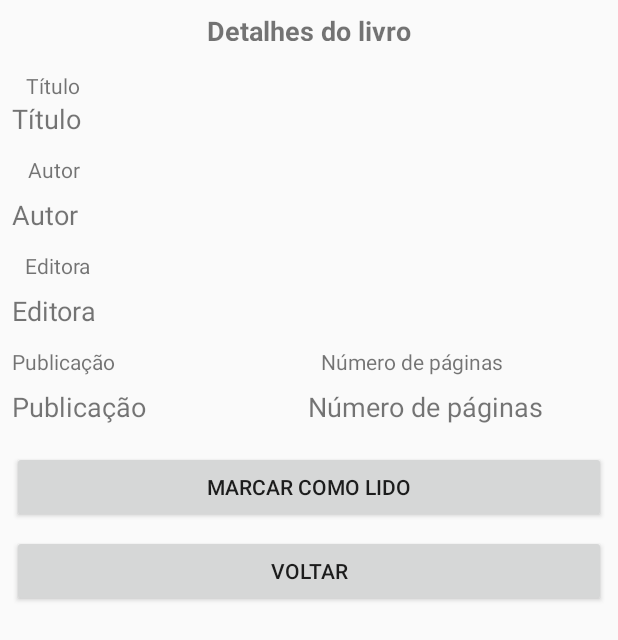
After one commit to ufjf-dcc196/dcc196-2018-3-trb3-trb3-douglas-ramon, an Android app: the layout activity_livro_detalhe.xml on its own in the app's theme, with its tools: preview values and no code run, on a phone screen of 412 x 824 dp. The commit adds this screen. Shown: the top 640 px of the screen. Run offline under Robolectric (Android 15) with nearby library versions, the phone set to English and light mode, and no system bars.

Commit message:
Mostrando detalhes do livro

```diff
--- a/app/src/main/AndroidManifest.xml
+++ b/app/src/main/AndroidManifest.xml
@@ -19,7 +19,8 @@
             </intent-filter>
         </activity>
         <activity android:name=".activity.activity_escolhido" />
-        <activity android:name=".activity.ListaLivrosActivity"></activity>
+        <activity android:name=".activity.ListaLivrosActivity" />
+        <activity android:name=".activity.LivroDetalheActivity"></activity>
     </application>
 
 </manifest>
--- a/app/src/main/java/com/example/douglas/trb3_douglas_ramon/activity/ListaLivrosActivity.java
+++ b/app/src/main/java/com/example/douglas/trb3_douglas_ramon/activity/ListaLivrosActivity.java
@@ -27,7 +27,7 @@ public class ListaLivrosActivity extends AppCompatActivity {
 
     private Button btnVoltar;
     private RecyclerView rclLivros;
-    private List<Livro> livros = listaLivrosAPI();
+    public static List<Livro> livros = listaLivrosAPI();
 
     @Override
     protected void onCreate(Bundle savedInstanceState) {
@@ -48,9 +48,17 @@ public class ListaLivrosActivity extends AppCompatActivity {
         rclLivros.setLayoutManager(new LinearLayoutManager(this));
         final LivroAdapter livroAdapter = new LivroAdapter(livros);
         rclLivros.setAdapter(livroAdapter);
+        livroAdapter.setOnLivroClickListener(new LivroAdapter.OnLivroClickListener() {
+            @Override
+            public void onLivroClick(View view, int position) {
+                Intent intent = new Intent(ListaLivrosActivity.this, LivroDetalheActivity.class);
+                intent.putExtra("posicao", position);
+                startActivity(intent);
+            }
+        });
     }
 
-    private List<Livro> listaLivrosAPI() {
+    private static List<Livro> listaLivrosAPI() {
         final List<Livro> livros = new ArrayList<>();
 
         Retrofit retrofit = new Retrofit.Builder()
--- /dev/null
+++ b/app/src/main/java/com/example/douglas/trb3_douglas_ramon/activity/LivroDetalheActivity.java
@@ -0,0 +1,52 @@
+package com.example.douglas.trb3_douglas_ramon.activity;
+
+import android.content.Intent;
+import android.support.v7.app.AppCompatActivity;
+import android.os.Bundle;
+import android.view.View;
+import android.widget.Button;
+import android.widget.TextView;
+
+import com.example.douglas.trb3_douglas_ramon.R;
+import com.example.douglas.trb3_douglas_ramon.model.Livro;
+
+public class LivroDetalheActivity extends AppCompatActivity {
+
+    private Button btnVoltar;
+    private TextView txtTitulo;
+    private TextView txtAutor;
+    private TextView txtEditora;
+    private TextView txtRelease;
+    private TextView txtPaginas;
+
+    @Override
+    protected void onCreate(Bundle savedInstanceState) {
+        super.onCreate(savedInstanceState);
+        setContentView(R.layout.activity_livro_detalhe);
+
+        txtTitulo = (TextView) findViewById(R.id.txt_nome);
+        txtAutor = (TextView) findViewById(R.id.txt_autor);
+        txtEditora = (TextView) findViewById(R.id.txt_editora);
+        txtRelease = (TextView) findViewById(R.id.txt_release);
+        txtPaginas = (TextView) findViewById(R.id.txt_paginas);
+
+        btnVoltar = (Button) findViewById(R.id.btn_voltar_ld);
+        btnVoltar.setOnClickListener(new View.OnClickListener() {
+            @Override
+            public void onClick(View v) {
+                Intent intent = new Intent(LivroDetalheActivity.this, ListaLivrosActivity.class);
+                startActivity(intent);
+            }
+        });
+
+        Bundle bundle = getIntent().getExtras();
+        int positcao = bundle.getInt("posicao");
+        Livro livro =ListaLivrosActivity.livros.get(positcao);
+        txtTitulo.setText(livro.getName());
+        txtAutor.setText(livro.getAuthors().get(0));
+        txtEditora.setText(livro.getPublisher());
+        txtRelease.setText(livro.getReleased());
+        txtPaginas.setText(livro.getNumberOfPages());
+
+    }
+}
--- a/app/src/main/java/com/example/douglas/trb3_douglas_ramon/adapter/LivroAdapter.java
+++ b/app/src/main/java/com/example/douglas/trb3_douglas_ramon/adapter/LivroAdapter.java
@@ -76,7 +76,7 @@ public class LivroAdapter extends RecyclerView.Adapter<LivroAdapter.ViewHolder>
         this.livros = livros;
     }
 
-    public void setOnLivroClickListe(OnLivroClickListener listener) {
+    public void setOnLivroClickListener(OnLivroClickListener listener) {
         this.listener = listener;
     }
 }
--- /dev/null
+++ b/app/src/main/res/layout/activity_livro_detalhe.xml
@@ -0,0 +1,196 @@
+<?xml version="1.0" encoding="utf-8"?>
+<android.support.constraint.ConstraintLayout xmlns:android="http://schemas.android.com/apk/res/android"
+    xmlns:app="http://schemas.android.com/apk/res-auto"
+    xmlns:tools="http://schemas.android.com/tools"
+    android:layout_width="match_parent"
+    android:layout_height="match_parent"
+    tools:context=".activity.LivroDetalheActivity">
+
+    <TextView
+        android:id="@+id/textView2"
+        android:layout_width="wrap_content"
+        android:layout_height="19dp"
+        android:layout_marginStart="8dp"
+        android:layout_marginLeft="8dp"
+        android:layout_marginTop="8dp"
+        android:layout_marginEnd="8dp"
+        android:layout_marginRight="8dp"
+        android:text="Detalhes do livro"
+        android:textSize="18sp"
+        android:textStyle="bold"
+        app:layout_constraintEnd_toEndOf="parent"
+        app:layout_constraintStart_toStartOf="parent"
+        app:layout_constraintTop_toTopOf="parent" />
+
+    <TextView
+        android:id="@+id/textView3"
+        android:layout_width="wrap_content"
+        android:layout_height="wrap_content"
+        android:layout_marginStart="8dp"
+        android:layout_marginLeft="8dp"
+        android:layout_marginTop="20dp"
+        android:layout_marginEnd="8dp"
+        android:layout_marginRight="8dp"
+        android:text="Título"
+        app:layout_constraintEnd_toEndOf="parent"
+        app:layout_constraintHorizontal_bias="0.025"
+        app:layout_constraintStart_toStartOf="parent"
+        app:layout_constraintTop_toBottomOf="@+id/textView2" />
+
+    <TextView
+        android:id="@+id/txt_nome"
+        android:layout_width="0dp"
+        android:layout_height="wrap_content"
+        android:layout_marginStart="8dp"
+        android:layout_marginLeft="8dp"
+        android:layout_marginEnd="8dp"
+        android:layout_marginRight="8dp"
+        android:text="Título"
+        android:textSize="18sp"
+        app:layout_constraintEnd_toEndOf="parent"
+        app:layout_constraintHorizontal_bias="0.0"
+        app:layout_constraintStart_toStartOf="parent"
+        app:layout_constraintTop_toBottomOf="@+id/textView3" />
+
+    <TextView
+        android:id="@+id/textView5"
+        android:layout_width="wrap_content"
+        android:layout_height="wrap_content"
+        android:layout_marginStart="8dp"
+        android:layout_marginLeft="8dp"
+        android:layout_marginTop="12dp"
+        android:layout_marginEnd="8dp"
+        android:layout_marginRight="8dp"
+        android:text="Autor"
+        app:layout_constraintEnd_toEndOf="parent"
+        app:layout_constraintHorizontal_bias="0.029"
+        app:layout_constraintStart_toStartOf="parent"
+        app:layout_constraintTop_toBottomOf="@+id/txt_nome" />
+
+    <TextView
+        android:id="@+id/txt_autor"
+        android:layout_width="0dp"
+        android:layout_height="wrap_content"
+        android:layout_marginStart="8dp"
+        android:layout_marginLeft="8dp"
+        android:layout_marginTop="8dp"
+        android:layout_marginEnd="7dp"
+        android:layout_marginRight="7dp"
+        android:text="Autor"
+        android:textSize="18sp"
+        app:layout_constraintEnd_toEndOf="parent"
+        app:layout_constraintStart_toStartOf="parent"
+        app:layout_constraintTop_toBottomOf="@+id/textView5" />
+
+    <TextView
+        android:id="@+id/textView7"
+        android:layout_width="wrap_content"
+        android:layout_height="wrap_content"
+        android:layout_marginStart="8dp"
+        android:layout_marginLeft="8dp"
+        android:layout_marginTop="12dp"
+        android:layout_marginEnd="8dp"
+        android:layout_marginRight="8dp"
+        android:text="Editora"
+        app:layout_constraintEnd_toEndOf="parent"
+        app:layout_constraintHorizontal_bias="0.024"
+        app:layout_constraintStart_toStartOf="parent"
+        app:layout_constraintTop_toBottomOf="@+id/txt_autor" />
+
+    <TextView
+        android:id="@+id/txt_editora"
+        android:layout_width="0dp"
+        android:layout_height="wrap_content"
+        android:layout_marginStart="8dp"
+        android:layout_marginLeft="8dp"
+        android:layout_marginTop="8dp"
+        android:layout_marginEnd="8dp"
+        android:layout_marginRight="8dp"
+        android:text="Editora"
+        android:textSize="18sp"
+        app:layout_constraintEnd_toEndOf="parent"
+        app:layout_constraintStart_toStartOf="parent"
+        app:layout_constraintTop_toBottomOf="@+id/textView7" />
+
+    <TextView
+        android:id="@+id/textView9"
+        android:layout_width="wrap_content"
+        android:layout_height="wrap_content"
+        android:layout_marginStart="8dp"
+        android:layout_marginLeft="8dp"
+        android:layout_marginTop="12dp"
+        android:text="Publicação"
+        app:layout_constraintStart_toStartOf="parent"
+        app:layout_constraintTop_toBottomOf="@+id/txt_editora" />
+
+    <TextView
+        android:id="@+id/txt_release"
+        android:layout_width="wrap_content"
+        android:layout_height="wrap_content"
+        android:layout_marginStart="8dp"
+        android:layout_marginLeft="8dp"
+        android:layout_marginTop="8dp"
+        android:text="Publicação"
+        android:textSize="18sp"
+        app:layout_constraintStart_toStartOf="parent"
+        app:layout_constraintTop_toBottomOf="@+id/textView9" />
+
+    <TextView
+        android:id="@+id/textView11"
+        android:layout_width="wrap_content"
+        android:layout_height="wrap_content"
+        android:layout_marginStart="8dp"
+        android:layout_marginLeft="8dp"
+        android:layout_marginTop="12dp"
+        android:layout_marginEnd="8dp"
+        android:layout_marginRight="8dp"
+        android:text="Número de páginas"
+        app:layout_constraintEnd_toEndOf="parent"
+        app:layout_constraintHorizontal_bias="0.654"
+        app:layout_constraintStart_toEndOf="@+id/textView9"
+        app:layout_constraintTop_toBottomOf="@+id/txt_editora" />
+
+    <TextView
+        android:id="@+id/txt_paginas"
+        android:layout_width="wrap_content"
+        android:layout_height="wrap_content"
+        android:layout_marginStart="8dp"
+        android:layout_marginLeft="8dp"
+        android:layout_marginTop="8dp"
+        android:layout_marginEnd="8dp"
+        android:layout_marginRight="8dp"
+        android:text="Número de páginas"
+        android:textSize="18sp"
+        app:layout_constraintEnd_toEndOf="parent"
+        app:layout_constraintHorizontal_bias="0.704"
+        app:layout_constraintStart_toEndOf="@+id/txt_release"
+        app:layout_constraintTop_toBottomOf="@+id/textView11" />
+
+    <Button
+        android:id="@+id/btn_adicionar_ld"
+        android:layout_width="0dp"
+        android:layout_height="wrap_content"
+        android:layout_marginStart="8dp"
+        android:layout_marginLeft="8dp"
+        android:layout_marginTop="17dp"
+        android:layout_marginEnd="8dp"
+        android:layout_marginRight="8dp"
+        android:text="Marcar como lido"
+        app:layout_constraintEnd_toEndOf="parent"
+        app:layout_constraintStart_toStartOf="parent"
+        app:layout_constraintTop_toBottomOf="@+id/txt_paginas" />
+
+    <Button
+        android:id="@+id/btn_voltar_ld"
+        android:layout_width="0dp"
+        android:layout_height="wrap_content"
+        android:layout_marginStart="8dp"
+        android:layout_marginLeft="8dp"
+        android:layout_marginTop="8dp"
+        android:layout_marginEnd="8dp"
+        android:layout_marginRight="8dp"
+        android:text="Voltar"
+        app:layout_constraintEnd_toEndOf="parent"
+        app:layout_constraintStart_toStartOf="parent"
+        app:layout_constraintTop_toBottomOf="@+id/btn_adicionar_ld" />
+</android.support.constraint.ConstraintLayout>
```
